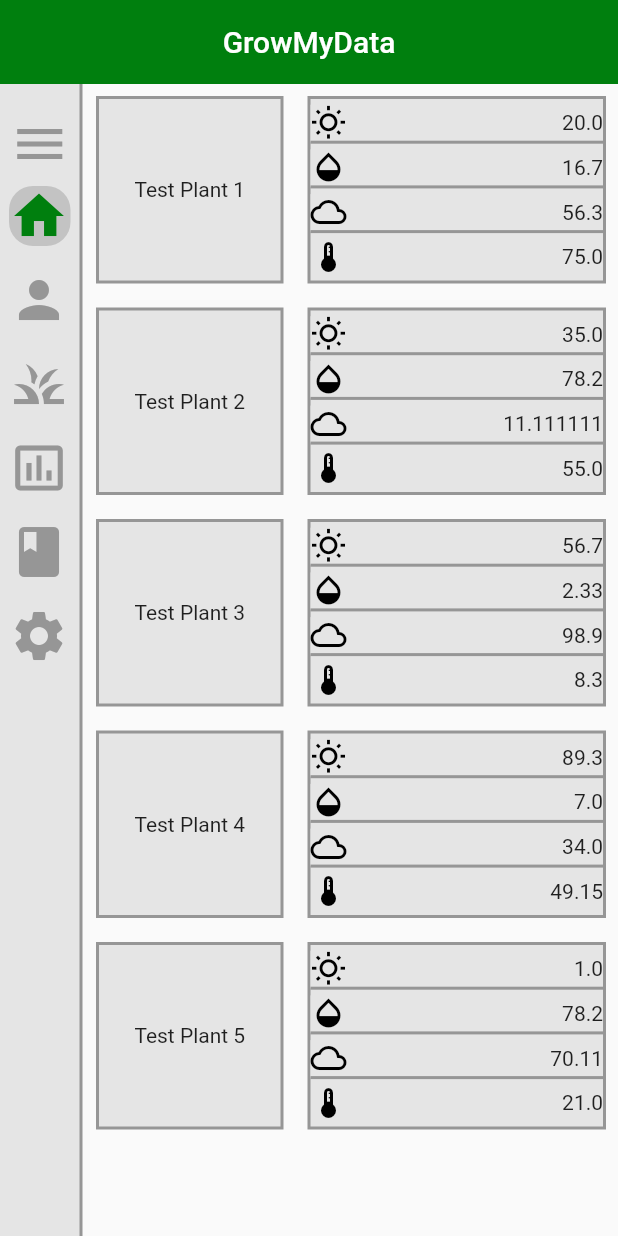
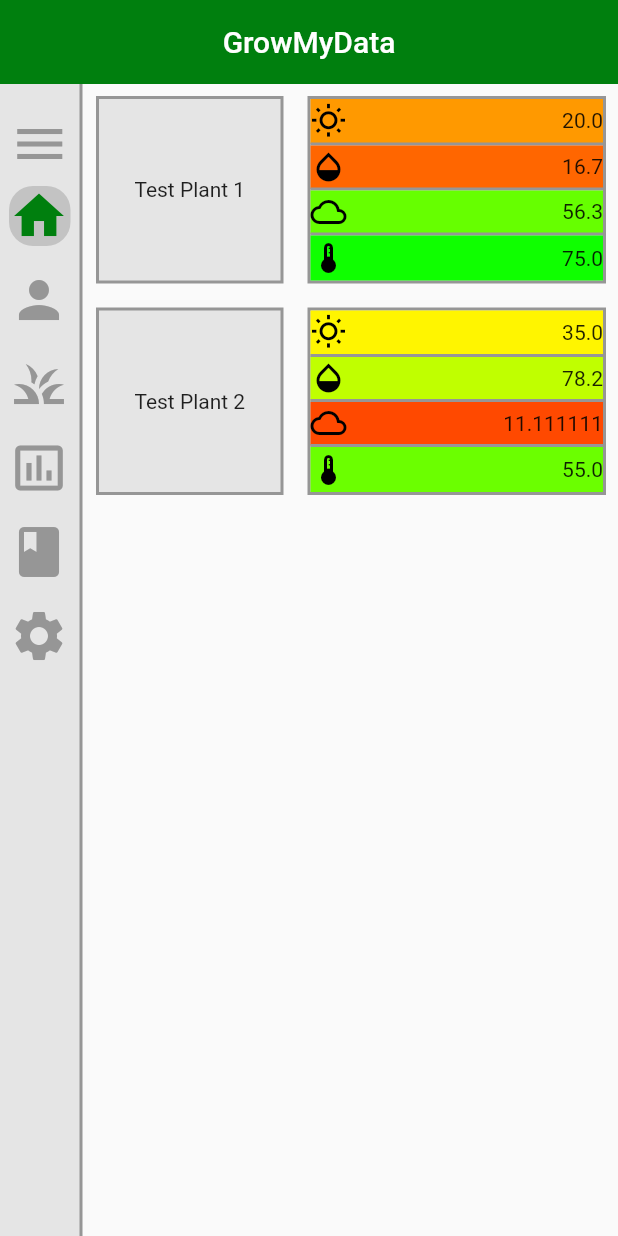
Before and after one commit to jchan02/GrowMyDataApp, a Flutter app: the screen it shows after launch, on a phone screen of 412 x 824 dp. Run offline on Flutter 3.47's test engine with Material 2 defaults, Android fonts, the phone set to English and light mode, and no system bars.

Commit message:
Color-coded homepage, added user page prototype

```diff
--- /dev/null
+++ b/lib/homepage.dart
@@ -0,0 +1,173 @@
+import 'package:flutter/material.dart';
+import 'package:gmd_project/model/plant_model.dart';
+
+class Homepage extends StatefulWidget {
+  @override
+  _HomepageState createState() => _HomepageState();
+}
+
+class _HomepageState extends State<Homepage> {
+  @override
+  Widget build(BuildContext context) {
+    return ListView.builder(
+      padding: EdgeInsets.only(left: 56.0),
+      itemBuilder: (context, counter) {
+        return HomePlantView(
+          id: plantProbes[counter].id,
+          name: plantProbes[counter].name,
+          readings: plantProbes[counter].readings,
+        );
+      },
+      itemCount: plantProbes.length,
+    );
+  }
+}
+
+class HomePlantView extends StatefulWidget {
+  final String id;
+  final String name;
+  final List<PlantReading> readings;
+  HomePlantView({this.id, this.name, this.readings});
+  @override
+  _HomePlantViewState createState() => _HomePlantViewState();
+}
+
+class _HomePlantViewState extends State<HomePlantView> {
+  @override
+  Widget build(BuildContext context) {
+    return Row(
+      children: <Widget> [
+        Container(
+          decoration: BoxDecoration(
+            color: Color(0xFFE5E5E5),
+            border: Border.all(
+              color: Color(0xFF969696),
+              width: 2.0,
+            )
+          ),
+          margin: EdgeInsets.all(8.0),
+          width: 125,
+          height: 125,
+          child: Center(child: Text(widget.name)),
+        ),
+        Expanded(
+          child: Container(
+            decoration: BoxDecoration(
+              color: Color(0xFFE5E5E5),
+              border: Border.all(
+                color: Color(0xFF969696),
+                width: 2.0,
+              )
+            ),
+            margin: EdgeInsets.all(8.0),
+            width: 125,
+            height: 125,
+            child: Column(
+
+              children: <Widget> [
+                Align(
+                  alignment: Alignment.centerLeft,
+                  child: Container(
+                    height: 31,
+                    decoration: BoxDecoration(
+                      color: (widget.readings.last.lightQuality >= 0.5) ?
+                        Color.fromARGB(255, (255*(2-2*widget.readings.last.lightQuality)).round(), 255, 0) :
+                        Color.fromARGB(255, 255, (255*(2*widget.readings.last.lightQuality)).round(), 0),
+                      border: Border(
+                        bottom: BorderSide(
+                          color: Color(0xFF969696),
+                          width: 2.0,
+                        )
+                      )
+                    ),
+                    child: Row(
+                      children: <Widget> [
+                        Icon(
+                          Icons.wb_sunny_outlined,
+                          color: Colors.black,
+                        ),
+                        Expanded(child: Align(child: Text(widget.readings.last.light.toString()), alignment: Alignment.centerRight)),
+                      ]
+                    )
+                  )
+                ),
+                Align(
+                  alignment: Alignment.centerLeft,
+                  child: Container(
+                    height: 30,
+                    decoration: BoxDecoration(
+                      color: (widget.readings.last.moistureQuality >= 0.5) ?
+                        Color.fromARGB(255, (255*(2-2*widget.readings.last.moistureQuality)).round(), 255, 0) :
+                        Color.fromARGB(255, 255, (255*(2*widget.readings.last.moistureQuality)).round(), 0),
+                      border: Border(
+                        bottom: BorderSide(
+                          color: Color(0xFF969696),
+                          width: 2.0,
+                        )
+                      )
+                    ),
+                    child: Row(
+                      children: <Widget> [
+                        Icon(
+                          Icons.opacity,
+                          color: Colors.black,
+                        ),
+                        Expanded(child: Align(child: Text(widget.readings.last.moisture.toString()), alignment: Alignment.centerRight)),
+                      ]
+                    )
+                  )
+                ),
+                Align(
+                  alignment: Alignment.centerLeft,
+                  child: Container(
+                    height: 30,
+                    decoration: BoxDecoration(
+                      color: (widget.readings.last.humidityQuality >= 0.5) ?
+                        Color.fromARGB(255, (255*(2-2*widget.readings.last.humidityQuality)).round(), 255, 0) :
+                        Color.fromARGB(255, 255, (255*(2*widget.readings.last.humidityQuality)).round(), 0),
+                      border: Border(
+                        bottom: BorderSide(
+                          color: Color(0xFF969696),
+                          width: 2.0,
+                        )
+                      )
+                    ),
+                    child: Row(
+                      children: <Widget> [
+                        Icon(
+                          Icons.wb_cloudy_outlined,
+                          color: Colors.black,
+                        ),
+                        Expanded(child: Align(child: Text(widget.readings.last.humidity.toString()), alignment: Alignment.centerRight)),
+                      ]
+                    )
+                  )
+                ),
+                Align(
+                  alignment: Alignment.centerLeft,
+                  child: Container(
+                    height: 30,
+                    decoration: BoxDecoration(
+                      color: (widget.readings.last.temperatureQuality >= 0.5) ?
+                        Color.fromARGB(255, (255*(2-2*widget.readings.last.temperatureQuality)).round(), 255, 0) :
+                        Color.fromARGB(255, 255, (255*(2*widget.readings.last.temperatureQuality)).round(), 0),
+                    ),
+                    child: Row(
+                      children: <Widget> [
+                        Icon(
+                          Icons.thermostat_rounded,
+                          color: Colors.black,
+                        ),
+                        Expanded(child: Align(child: Text(widget.readings.last.temperature.toString()), alignment: Alignment.centerRight)),
+                      ]
+                    )
+                  )
+                ),
+              ]
+            )
+          )
+        )
+      ]
+    );
+  }
+}
--- a/lib/main.dart
+++ b/lib/main.dart
@@ -1,15 +1,44 @@
 import 'package:flutter/material.dart';
 import 'package:gmd_project/model/navigation_model.dart';
-import 'package:gmd_project/model/plant_model.dart';
+import 'package:gmd_project/homepage.dart';
+import 'package:gmd_project/userpage.dart';
 
-void main() => runApp(GMDApp());
+final GlobalKey<NavigatorState> navKey = GlobalKey();
+void main() => runApp(MaterialApp(home: GMDApp()));
 
 class GMDApp extends StatelessWidget {
   @override
   Widget build(BuildContext context) {
-    return MaterialApp(
-      title: 'GrowMyData App',
-      home: GMDFrame(),
+    return Scaffold(
+      appBar: AppBar(
+        elevation: 0.0,
+        backgroundColor: Color(0xFF007F0E),
+        title: Center(
+          child: Text("GrowMyData")
+        ),
+      ),
+      body: Stack(
+        children: <Widget> [
+          Navigator(
+            key: navKey,
+            onGenerateRoute: (settings) {
+              switch (settings.name) {
+                case 'page1':
+                  return PageRouteBuilder(
+                    pageBuilder: (context, animation1, animation2) => Userpage(),
+                    transitionDuration: Duration(seconds: 0),
+                  );
+                default:
+                  return PageRouteBuilder(
+                    pageBuilder: (context, animation1, animation2) => Homepage(),
+                    transitionDuration: Duration(seconds: 0),
+                  );
+              }
+            }
+          ),
+          NavigationDrawer()
+        ]
+      )
     );
   }
 }
@@ -92,9 +121,13 @@ class _NavigationDrawerState extends State<NavigationDrawer> with SingleTickerPr
                 return CollapsingListTile(
                   isSelected: selectedIndex == counter,
                   onTap: () {
-                    setState(() {
-                      selectedIndex = counter;
-                    });
+                    if (selectedIndex != counter) {
+                      setState(() {
+                        selectedIndex = counter;
+                      });
+                      navKey.currentState.popUntil(ModalRoute.withName('/'));
+                      navKey.currentState.pushNamed('page'+selectedIndex.toString());
+                    }
                   },
                   title: navItems[counter].title,
                   icon: navItems[counter].icon,
@@ -150,159 +183,3 @@ class _CollapsingListTileState extends State<CollapsingListTile> {
     );
   }
 }
-
-class Homepage extends StatefulWidget {
-  @override
-  _HomepageState createState() => _HomepageState();
-}
-
-class _HomepageState extends State<Homepage> {
-  @override
-  Widget build(BuildContext context) {
-    return ListView.builder(
-      padding: EdgeInsets.only(left: 56.0),
-      itemBuilder: (context, counter) {
-        return HomePlantView(
-          id: plantProbes[counter].id,
-          name: plantProbes[counter].name,
-          readings: plantProbes[counter].readings,
-        );
-      },
-      itemCount: plantProbes.length,
-    );
-  }
-}
-
-class HomePlantView extends StatefulWidget {
-  final String id;
-  final String name;
-  final List<PlantReading> readings;
-  HomePlantView({this.id, this.name, this.readings});
-  @override
-  _HomePlantViewState createState() => _HomePlantViewState();
-}
-
-class _HomePlantViewState extends State<HomePlantView> {
-  @override
-  Widget build(BuildContext context) {
-    return Row(
-      children: <Widget> [
-        Container(
-          decoration: BoxDecoration(
-            color: Color(0xFFE5E5E5),
-            border: Border.all(
-              color: Color(0xFF969696),
-              width: 2.0,
-            )
-          ),
-          margin: EdgeInsets.all(8.0),
-          width: 125,
-          height: 125,
-          child: Center(child: Text(widget.name)),
-        ),
-        Expanded(
-          child: Container(
-            decoration: BoxDecoration(
-              color: Color(0xFFE5E5E5),
-              border: Border.all(
-                color: Color(0xFF969696),
-                width: 2.0,
-              )
-            ),
-            margin: EdgeInsets.all(8.0),
-            width: 125,
-            height: 125,
-            child: Column(
-              mainAxisAlignment: MainAxisAlignment.spaceEvenly,
-              children: <Widget> [
-                Align(
-                  alignment: Alignment.centerLeft,
-                  child: Container(
-                    decoration: BoxDecoration(
-                      color: Color(0xFFE5E5E5),
-                      border: Border(
-                        bottom: BorderSide(
-                          color: Color(0xFF969696),
-                          width: 2.0,
-                        )
-                      )
-                    ),
-                    child: Row(
-                      children: <Widget> [
-                        Icon(
-                          Icons.wb_sunny_outlined,
-                          color: Colors.black,
-                        ),
-                        Expanded(child: Align(child: Text(widget.readings.last.light.toString()), alignment: Alignment.centerRight)),
-                      ]
-                    )
-                  )
-                ),
-                Align(
-                  alignment: Alignment.centerLeft,
-                  child: Container(
-                    decoration: BoxDecoration(
-                      color: Color(0xFFE5E5E5),
-                      border: Border(
-                        bottom: BorderSide(
-                          color: Color(0xFF969696),
-                          width: 2.0,
-                        )
-                      )
-                    ),
-                    child: Row(
-                      children: <Widget> [
-                        Icon(
-                          Icons.opacity,
-                          color: Colors.black,
-                        ),
-                        Expanded(child: Align(child: Text(widget.readings.last.moisture.toString()), alignment: Alignment.centerRight)),
-                      ]
-                    )
-                  )
-                ),
-                Align(
-                  alignment: Alignment.centerLeft,
-                  child: Container(
-                    decoration: BoxDecoration(
-                      color: Color(0xFFE5E5E5),
-                      border: Border(
-                        bottom: BorderSide(
-                          color: Color(0xFF969696),
-                          width: 2.0,
-                        )
-                      )
-                    ),
-                    child: Row(
-                      children: <Widget> [
-                        Icon(
-                          Icons.wb_cloudy_outlined,
-                          color: Colors.black,
-                        ),
-                        Expanded(child: Align(child: Text(widget.readings.last.humidity.toString()), alignment: Alignment.centerRight)),
-                      ]
-                    )
-                  )
-                ),
-                Align(
-                  alignment: Alignment.centerLeft,
-                  child: Container(
-                    child: Row(
-                      children: <Widget> [
-                        Icon(
-                          Icons.thermostat_rounded,
-                          color: Colors.black,
-                        ),
-                        Expanded(child: Align(child: Text(widget.readings.last.temperature.toString()), alignment: Alignment.centerRight)),
-                      ]
-                    )
-                  )
-                ),
-              ]
-            )
-          )
-        )
-      ]
-    );
-  }
-}
--- a/lib/model/plant_model.dart
+++ b/lib/model/plant_model.dart
@@ -7,19 +7,40 @@ class PlantModel {
 }
 
 class PlantReading {
+  int id;
   String time;
   double light;
+  double lightQuality;
   double moisture;
+  double moistureQuality;
   double humidity;
+  double humidityQuality;
   double temperature;
+  double temperatureQuality;
 
-  PlantReading({this.time, this.light, this.moisture, this.humidity, this.temperature});
+  PlantReading({this.time, this.light, this.lightQuality, this.moisture, this.moistureQuality,
+  this.humidity, this.humidityQuality, this.temperature, this.temperatureQuality});
 }
 
 List<PlantModel> plantProbes = [
-  PlantModel(id: "1", name: "Test Plant 1", readings: [PlantReading(time: "0", light: 20.0, moisture: 16.7, humidity: 56.3, temperature: 75)]),
-  PlantModel(id: "2", name: "Test Plant 2", readings: [PlantReading(time: "1", light: 35.0, moisture: 78.2, humidity: 11.111111, temperature: 55)]),
-  PlantModel(id: "3", name: "Test Plant 3", readings: [PlantReading(time: "66", light: 56.7, moisture: 2.33, humidity: 98.9, temperature: 8.3)]),
-  PlantModel(id: "4", name: "Test Plant 4", readings: [PlantReading(time: "162", light: 89.3, moisture: 7, humidity: 34, temperature: 49.15)]),
-  PlantModel(id: "5", name: "Test Plant 5", readings: [PlantReading(time: "2412", light: 1.0, moisture: 78.2, humidity: 70.11, temperature: 21)]),
+  PlantModel(
+    id: "1",
+    name: "Test Plant 1",
+    readings: [
+    PlantReading(
+      time: "0", light: 20.0, lightQuality: 0.3, moisture: 16.7, moistureQuality: 0.2,
+      humidity: 56.3, humidityQuality: 0.8, temperature: 75, temperatureQuality: 0.97
+      )
+    ]
+  ),
+  PlantModel(
+    id: "2",
+    name: "Test Plant 2",
+    readings: [
+      PlantReading(
+        time: "1", light: 35.0, lightQuality: 0.48, moisture: 78.2, moistureQuality: 0.623,
+        humidity: 11.111111, humidityQuality: 0.143, temperature: 55, temperatureQuality: 0.79
+      )
+    ]
+  ),
 ];
```
Also changed, not shown: lib/userpage.dart (added, +58 -0 lines), 3 other files.
